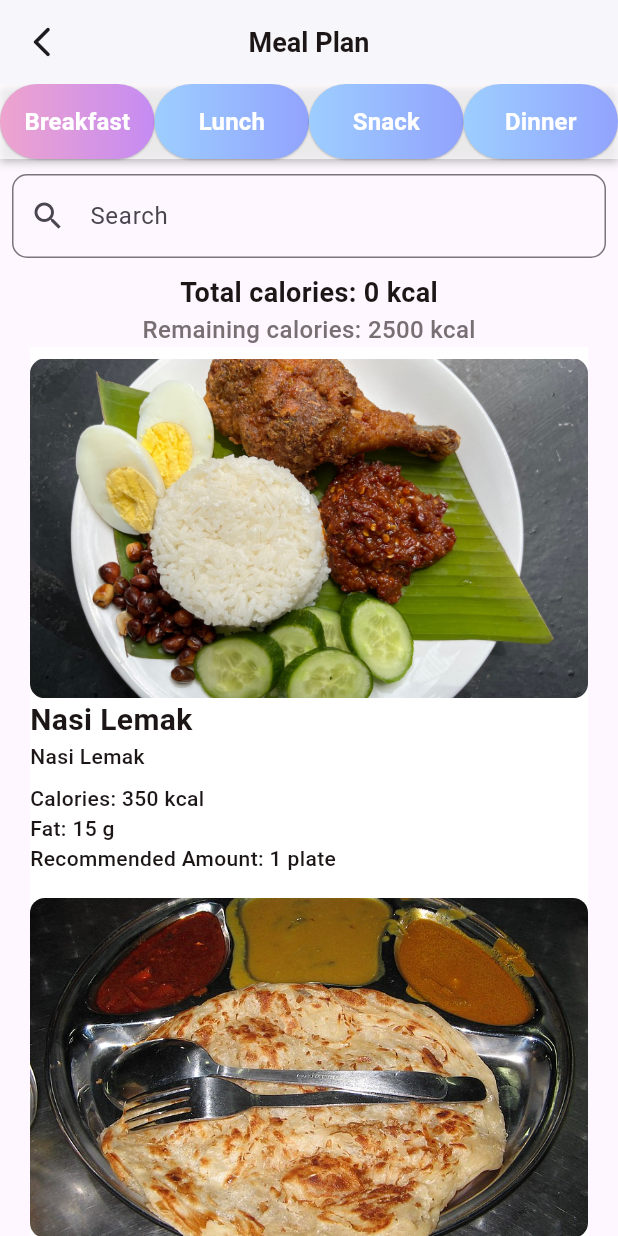
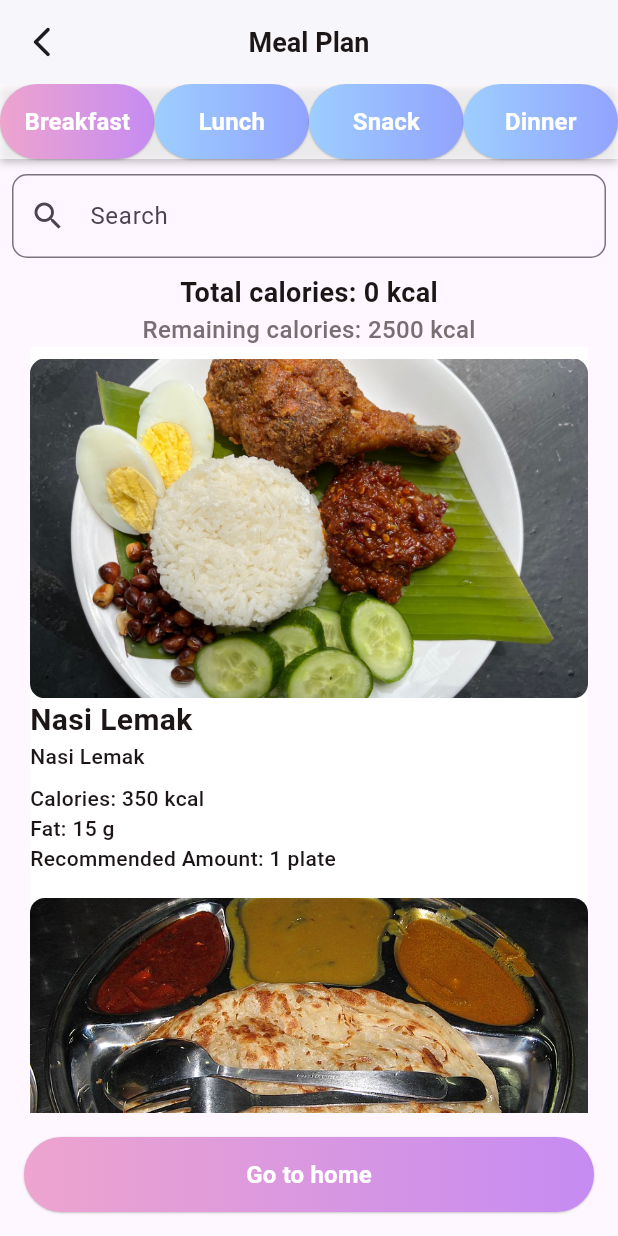
Before and after one commit to aunisaimi/diet_app, a Flutter app: the MealPlanView screen opened directly, on a phone screen of 412 x 824 dp. Run offline on Flutter 3.47's test engine with Material 3 defaults, Android fonts, the phone set to English and light mode, and no system bars; our stand-ins replace animated_toggle_switch, carousel_slider, cloud_firestore, firebase_auth, firebase_core, firebase_storage and 11 more; missing offline and left inert: dart:ffi, dotted_dashed_line, flutter_ringtone_player, simple_animation_progress_bar; accounts and stored records are empty; Roboto replaces fonts that are missing (Poppins).

Commit message:
calorie display in home

```diff
--- a/lib/authentication/welcome_view.dart
+++ b/lib/authentication/welcome_view.dart
@@ -108,7 +108,7 @@ class _WelcomeViewState extends State<WelcomeView> {
                     Navigator.push(
                         context,
                         MaterialPageRoute(
-                            builder: (context) => const MainTabView()));
+                            builder: (context) =>  MainTabView()));
                   }),
 
             ],
--- a/lib/database/auth_gate.dart
+++ b/lib/database/auth_gate.dart
@@ -14,7 +14,7 @@ class AuthGate extends StatelessWidget {
         builder: (context,snapshot){
           if(snapshot.hasData) {
             // user login
-            return const MainTabView();
+            return  MainTabView();
           }
           else {
             // user not login
--- a/lib/screen/bmi/bmiCalculator.dart
+++ b/lib/screen/bmi/bmiCalculator.dart
@@ -192,7 +192,7 @@ class _BMICalculatorState extends State<BMICalculator> {
                 leading: InkWell(
                   onTap: () {
                     Navigator.pop(context, {
-                      'bmi': bmi,
+                      'bmi': bmi!,
                       'bmiMessage': _getBMIMessage(bmi!),
                     });
                   },
@@ -267,7 +267,7 @@ class _BMICalculatorState extends State<BMICalculator> {
                   if (bmi != null)
                     Text(
                       'Your BMI: ${bmi!.toStringAsFixed(2)}',
-                      style: TextStyle(
+                      style: const TextStyle(
                           color: Colors.indigo,
                           fontSize: 18,
                           fontWeight: FontWeight.w600),
--- a/lib/screen/main_tab/main_tab_view.dart
+++ b/lib/screen/main_tab/main_tab_view.dart
@@ -8,7 +8,8 @@ import '../home/home_view.dart';
 import '../profile/profile_view.dart';
 
 class MainTabView extends StatefulWidget {
-  const MainTabView({Key? key}) : super(key: key);
+  final int? remainingCalories;
+  const MainTabView({Key? key, this.remainingCalories}) : super(key: key);
 
   @override
   State<MainTabView> createState() => _MainTabViewState();
@@ -20,7 +21,7 @@ class _MainTabViewState extends State<MainTabView> {
 
   @override
   void initState() {
-    _currentTab = HomeView(remainingCalories: 2500,);
+    _currentTab = HomeView(remainingCalories: widget.remainingCalories ?? 0);
     super.initState();
   }
 
--- a/lib/screen/main_tab/select_view.dart
+++ b/lib/screen/main_tab/select_view.dart
@@ -42,7 +42,9 @@ class SelectView extends StatelessWidget {
                   Navigator.push(
                     context,
                     MaterialPageRoute(
-                      builder: (context) =>  MealPlanView(remainingCalories: 2500),
+                      builder: (context) =>  MealPlanView(
+                        remainingCalories: 2500,
+                        onCaloriesUpdated: (int value) {  },),
                     ),
                   );
                 }),
--- a/lib/screen/meal_planner/dietandfitness/meal_plan_view.dart
+++ b/lib/screen/meal_planner/dietandfitness/meal_plan_view.dart
@@ -1,13 +1,19 @@
 import 'package:diet_app/Helpers/preferences_helper.dart';
 import 'package:diet_app/common/RoundButton.dart';
 import 'package:diet_app/common/color_extension.dart';
+import 'package:diet_app/screen/home/home_view.dart';
+import 'package:diet_app/screen/main_tab/main_tab_view.dart';
 import 'package:flutter/material.dart';
 import 'package:shared_preferences/shared_preferences.dart';
 import 'dart:convert';
 
 class MealPlanView extends StatefulWidget {
   final int remainingCalories;
-  const MealPlanView({super.key, required this.remainingCalories});
+  final ValueChanged<int> onCaloriesUpdated;
+  const MealPlanView({
+    super.key,
+    required this.remainingCalories,
+    required this.onCaloriesUpdated});
 
   @override
   State<MealPlanView> createState() => _MealPlanViewState();
@@ -421,6 +427,24 @@ class _MealPlanViewState extends State<MealPlanView> {
               },
             ),
           ),
+          Padding(
+            padding: const EdgeInsets.all(16.0),
+            child: RoundButton(
+              title: "Go to home",
+              type: RoundButtonType.bgSGradient,
+              onPressed: (){
+                // widget.onCaloriesUpdated(remainingCalories);
+                // Navigator.pop(context);
+                Navigator.push(
+                    context,
+                    MaterialPageRoute(
+                        builder: (context)=> MainTabView(
+                            remainingCalories: remainingCalories)
+                    )
+                );
+              },
+            ),
+          )
         ],
       ),
     );
```
Also changed, not shown: lib/screen/home/home_view.dart (+9 -8 lines).
